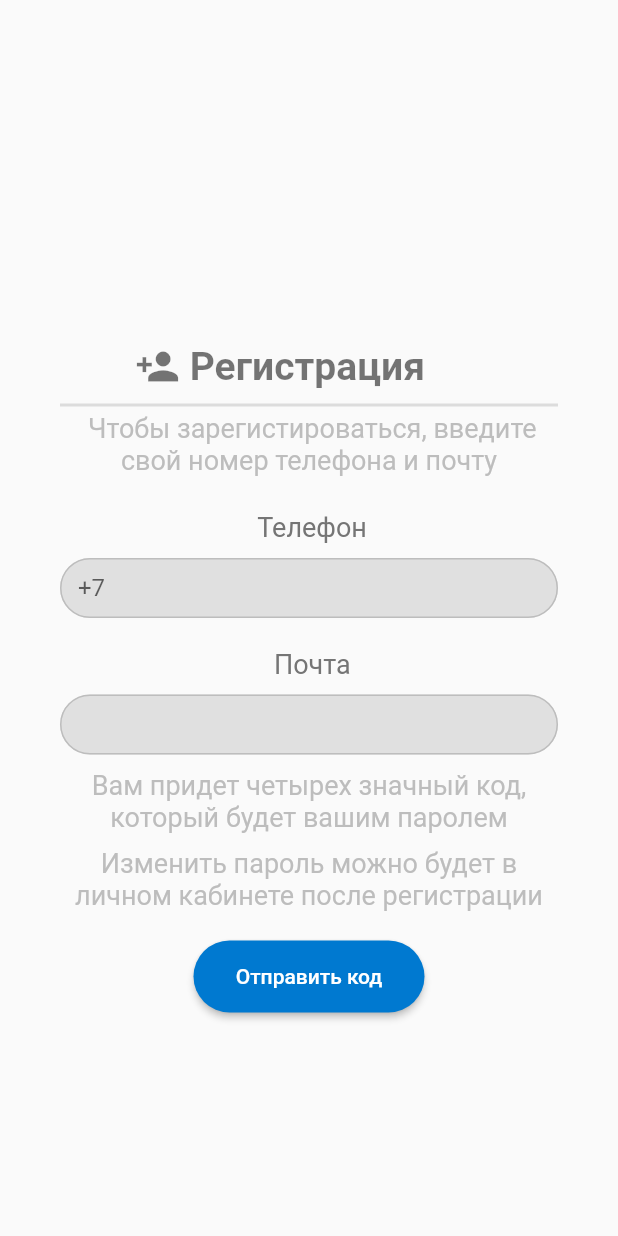
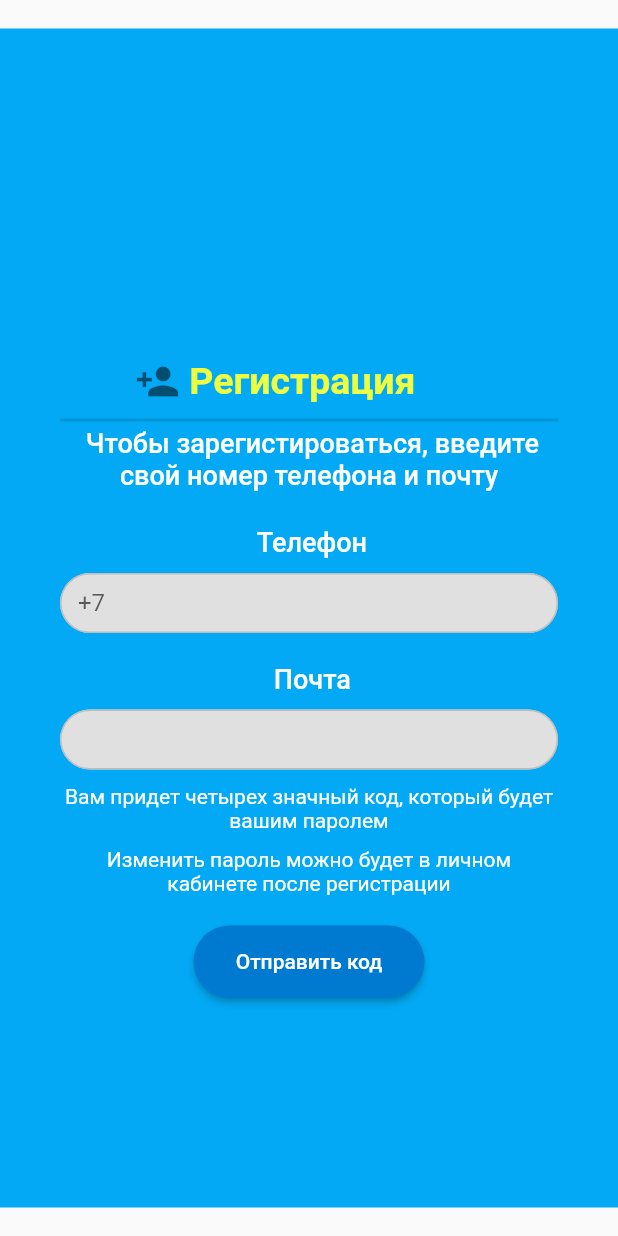
Before and after one commit to Nickolay82/auth_pass2, a Flutter app: the screen it shows after launch, on a phone screen of 412 x 824 dp. Run offline on Flutter 3.47's test engine with Material 2 defaults, Android fonts, the phone set to English and light mode, and no system bars; Roboto replaces fonts that are missing (Colibry, Noto Sans JP).

Commit message:
добавлена тема

```diff
--- /dev/null
+++ b/lib/Theme/Global_theme.dart
@@ -0,0 +1,19 @@
+import 'package:flutter/material.dart';
+
+ThemeData globalTheme()=>ThemeData(
+  fontFamily: 'Colibry',
+  splashColor: Colors.green,
+
+  colorScheme: ColorScheme.fromSwatch(
+    brightness: Brightness.dark,
+    primarySwatch: Colors.lightBlue,
+  ).copyWith(
+    secondary: Colors.white12,
+  ),
+  textTheme:  TextTheme(
+    headline5: TextStyle(fontSize: 25.0, fontStyle: FontStyle.normal,fontWeight: FontWeight.bold,color: Colors.limeAccent),
+    headline6: TextStyle(fontSize: 20.0, fontFamily: 'Lato'),
+    bodyText1: TextStyle(fontSize: 18.0, fontFamily: 'Roboto'),
+    bodyText2: TextStyle(fontSize: 14.0, fontFamily: 'Noto Sans JP'),
+  ),
+);
--- a/lib/main.dart
+++ b/lib/main.dart
@@ -1,7 +1,8 @@
+import 'package:auth_pass/registration_theme_demo.dart';
 import 'package:flutter/material.dart';
 import 'expanded_demo_screen.dart';
 import 'auth_screen.dart';
 import 'registr_screen.dart';
 void main() {
-    runApp (const RegistrationDemoScreen());
+    runApp (const ThemesDemoApp());
 }
--- /dev/null
+++ b/lib/registration_theme_demo.dart
@@ -0,0 +1,131 @@
+import 'package:flutter/material.dart';
+
+import 'Theme/Global_theme.dart';
+
+class ThemesDemoApp extends StatelessWidget {
+  const ThemesDemoApp({Key? key}) : super(key: key);
+
+  @override
+  Widget build(BuildContext context) {
+    return MaterialApp(
+      theme: globalTheme(),
+      home: ThemesDemoScreen(),
+    );
+  }
+}
+
+class ThemesDemoScreen extends StatefulWidget {
+  const ThemesDemoScreen({Key? key}) : super(key: key);
+  @override
+  _ThemesDemoScreenState createState() => _ThemesDemoScreenState();
+}
+
+class _ThemesDemoScreenState extends State<ThemesDemoScreen> {
+    @override
+  Widget build(BuildContext context) {
+      const borderStyle = OutlineInputBorder(
+          borderRadius: BorderRadius.all(Radius.circular(30)),
+          borderSide: BorderSide(color: const Color(0xffbdbdbd), width: 1));
+    return MaterialApp(
+      home: Scaffold(
+        body: Center(
+          child: SingleChildScrollView(
+            child: Container(
+              color: Theme.of(context).colorScheme.primary,
+              padding: const EdgeInsets.symmetric(horizontal: 40.0,vertical: 140.0),
+              child: Column(
+                children: [
+                   SizedBox( height: 80, ),
+                  Row(
+                    children:  [
+                      SizedBox(width: 50),
+                      Icon(
+                        Icons.person_add,
+                        size: 30,
+                        color: Colors.black54,
+                      ),
+                      Text(' Регистрация',style: Theme.of(context).textTheme.headline5 ),
+                    ],
+                  ),
+                  const SizedBox(height: 10),
+                  Container(
+                    padding: const EdgeInsets.all(4.0),
+                    decoration: BoxDecoration(
+                      border: Border(
+                        top: BorderSide(width: 2.0, color: Colors.black12),
+                      ),
+                    ),
+                    child:  Text(
+                        ' Чтобы зарегистироваться, введите свой номер телефона и почту',
+                        textAlign: TextAlign.center,
+                        style:  Theme.of(context).textTheme.bodyText1
+                  ),
+                  ),
+                  const SizedBox(height: 20),
+                   Text(
+                      ' Телефон',
+                      style: Theme.of(context).textTheme.bodyText1
+                  ),
+                  const SizedBox(height: 10),
+                  const SizedBox(height: 40,
+                    child: TextField(
+                      keyboardType: TextInputType.phone,
+                      decoration: InputDecoration(
+                        filled: true,
+                        fillColor: Color(0xFFe0e0e0),
+                        enabledBorder: borderStyle,
+                        focusedBorder: borderStyle,
+                        labelText: '+7',
+                      ),
+                    ),
+                  ),
+                  const SizedBox(height: 20),
+                   Text(
+                      ' Почта',
+                      style: Theme.of(context).textTheme.bodyText1
+                  ),
+                  const SizedBox(height: 10),
+                  const SizedBox(height: 40,
+                    child: TextField(
+                      decoration: InputDecoration(
+                        filled: true,
+                        fillColor: Color(0xFFe0e0e0),
+                        enabledBorder: borderStyle,
+                        focusedBorder: borderStyle,
+                      ),
+                    ),
+                  ),
+                  const SizedBox(height: 10),
+                   Text(
+                      'Вам придет четырех значный код, который будет вашим паролем',
+                      textAlign: TextAlign.center,
+                      style: Theme.of(context).textTheme.bodyText2
+                  ),
+                  const SizedBox(height: 10),
+                   Text(
+                      'Изменить пароль можно будет в личном кабинете после регистрации',
+                      textAlign: TextAlign.center,
+                      style: Theme.of(context).textTheme.bodyText2
+                  ),
+                  const SizedBox(height: 20),
+                  SizedBox(
+                      width: 154,
+                      height: 48,
+                      child: ElevatedButton(
+                          onPressed: () {},
+                          child: Text('Отправить код'),
+                          style: ElevatedButton.styleFrom(
+                              primary: Color(0xFF0079D0),
+                              shape: RoundedRectangleBorder(
+                                borderRadius: BorderRadius.circular(25.0),
+                              )))),
+                ],
+              ),
+            ),
+          ),
+        ),
+      ),
+    );
+    //home: Text('Регистрация',style: TextStyle(fontSize: 25,color: Color.fromRGBO( 75, 75, 75, 1.0));
+  }
+}
```
